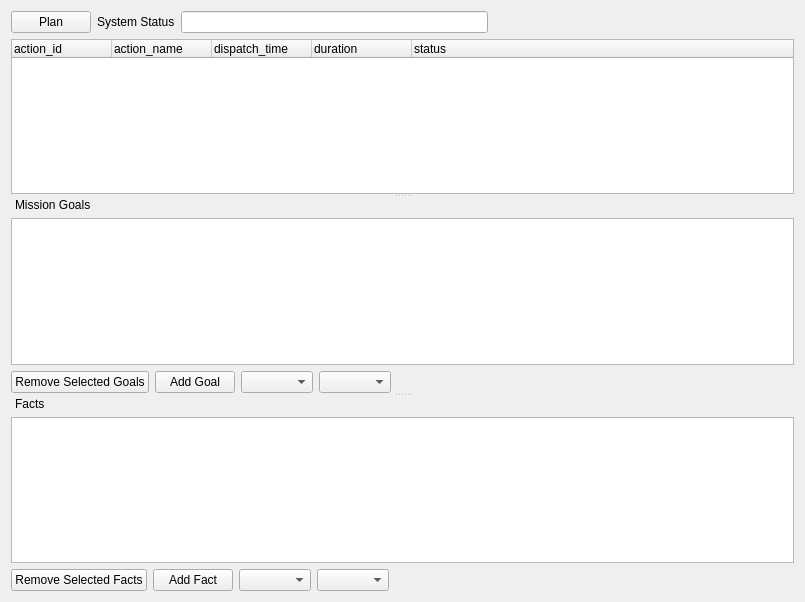
KCL-Planning/ROSPlan, file rosplan_rqt/resource/dispatcher.ui: the form before one commit.
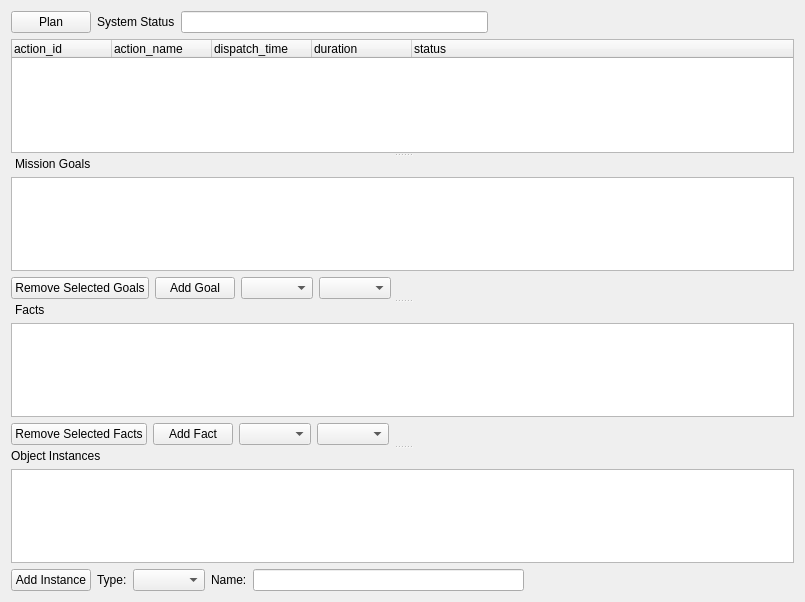
The form after the commit.

Commit message: Instance services in UI

```diff
--- a/rosplan_rqt/resource/dispatcher.ui
+++ b/rosplan_rqt/resource/dispatcher.ui
@@ -271,6 +271,73 @@
        </item>
       </layout>
      </widget>
+     <widget class="QWidget" name="verticalLayoutWidget">
+      <layout class="QVBoxLayout" name="verticalLayout_3">
+       <item>
+        <widget class="QLabel" name="label_4">
+         <property name="text">
+          <string>Object Instances</string>
+         </property>
+        </widget>
+       </item>
+       <item>
+        <widget class="QTreeWidget" name="instanceView">
+         <attribute name="headerVisible">
+          <bool>false</bool>
+         </attribute>
+         <column>
+          <property name="text">
+           <string notr="true">1</string>
+          </property>
+         </column>
+        </widget>
+       </item>
+       <item>
+        <layout class="QHBoxLayout" name="horizontalLayout_4">
+         <item>
+          <widget class="QPushButton" name="addInstanceButton">
+           <property name="text">
+            <string>Add Instance</string>
+           </property>
+          </widget>
+         </item>
+         <item>
+          <widget class="QLabel" name="label_5">
+           <property name="text">
+            <string>Type:</string>
+           </property>
+          </widget>
+         </item>
+         <item>
+          <widget class="QComboBox" name="typeComboBox"/>
+         </item>
+         <item>
+          <widget class="QLabel" name="label_6">
+           <property name="text">
+            <string>Name:</string>
+           </property>
+          </widget>
+         </item>
+         <item>
+          <widget class="QLineEdit" name="instanceNameEdit"/>
+         </item>
+         <item>
+          <spacer name="horizontalSpacer_4">
+           <property name="orientation">
+            <enum>Qt::Horizontal</enum>
+           </property>
+           <property name="sizeHint" stdset="0">
+            <size>
+             <width>40</width>
+             <height>20</height>
+            </size>
+           </property>
+          </spacer>
+         </item>
+        </layout>
+       </item>
+      </layout>
+     </widget>
     </widget>
    </item>
   </layout>
```
The commit also changes 1 other file.
